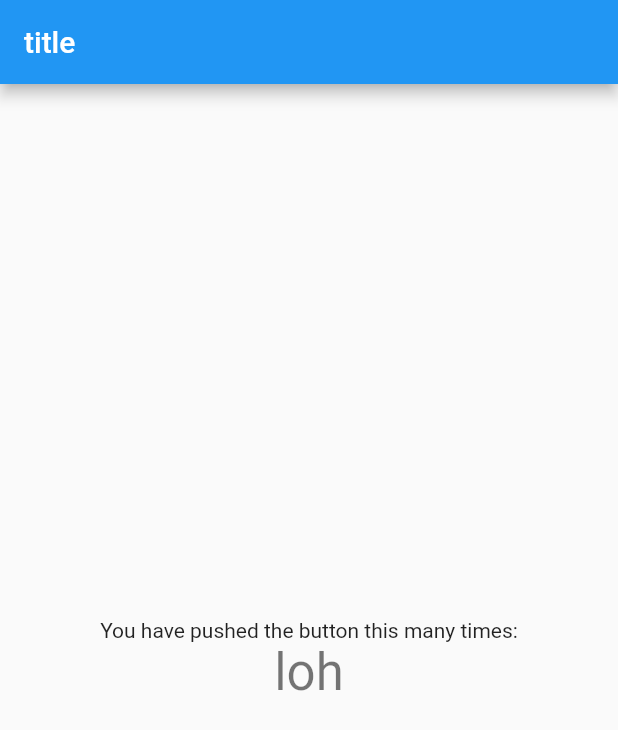
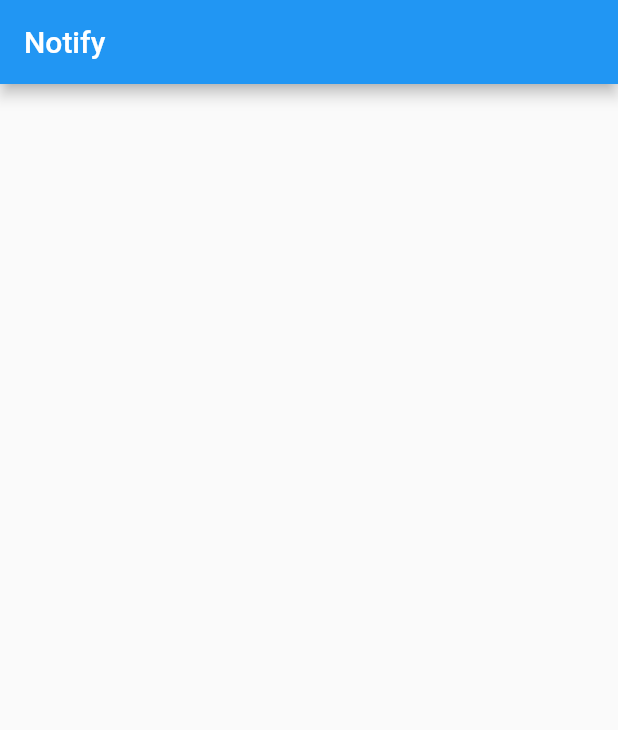
Before and after one commit to plow-development/plow, a Flutter app: the screen it shows after launch, on a phone screen of 412 x 824 dp. Shown: the top 730 px of the screen. Run offline on Flutter 3.47's test engine with Material 2 defaults, Android fonts, the phone set to English and light mode, and no system bars; our stand-ins replace firebase_core, firebase_messaging, overlay_support; accounts and stored records are empty.

Commit message:
Обновил зависимости

```diff
--- a/lib/main.dart
+++ b/lib/main.dart
@@ -1,5 +1,6 @@
 import 'package:flutter/material.dart';
-import 'package:plow/services/HomeScreen.dart';
+import 'package:overlay_support/overlay_support.dart';
+import 'package:plow/screens/HomeScreen.dart';
 
 void main() {
   runApp(const MyApp());
--- a/lib/services/HomeScreen.dart
+++ /dev/null
@@ -1,34 +0,0 @@
-import 'package:flutter/material.dart';
-
-class HomeScreen extends StatefulWidget {
-  const HomeScreen({Key? key}) : super(key: key);
-
-  @override
-  State<HomeScreen> createState() => _MyHomePageState();
-}
-
-class _MyHomePageState extends State<HomeScreen> {
-
-  @override
-  Widget build(BuildContext context) {
-    return Scaffold(
-      appBar: AppBar(
-        title: Text('title'),
-      ),
-      body: Center(
-        child: Column(
-          mainAxisAlignment: MainAxisAlignment.center,
-          children: <Widget>[
-            const Text(
-              'You have pushed the button this many times:',
-            ),
-            Text(
-              'loh',
-              style: Theme.of(context).textTheme.headline4,
-            ),
-          ],
-        ),
-      ),
-    );
-  }
-}
--- a/pubspec.yaml
+++ b/pubspec.yaml
@@ -36,6 +36,7 @@ dependencies:
   cupertino_icons: ^1.0.2
   firebase_messaging: ^12.0.0
   overlay_support: ^2.0.1
+  firebase_core: ^1.19.2
 
 dev_dependencies:
   flutter_test:
```
Also changed, not shown: lib/screens/HomeScreen.dart (added, +32 -0 lines), pubspec.lock, 2 other files.
